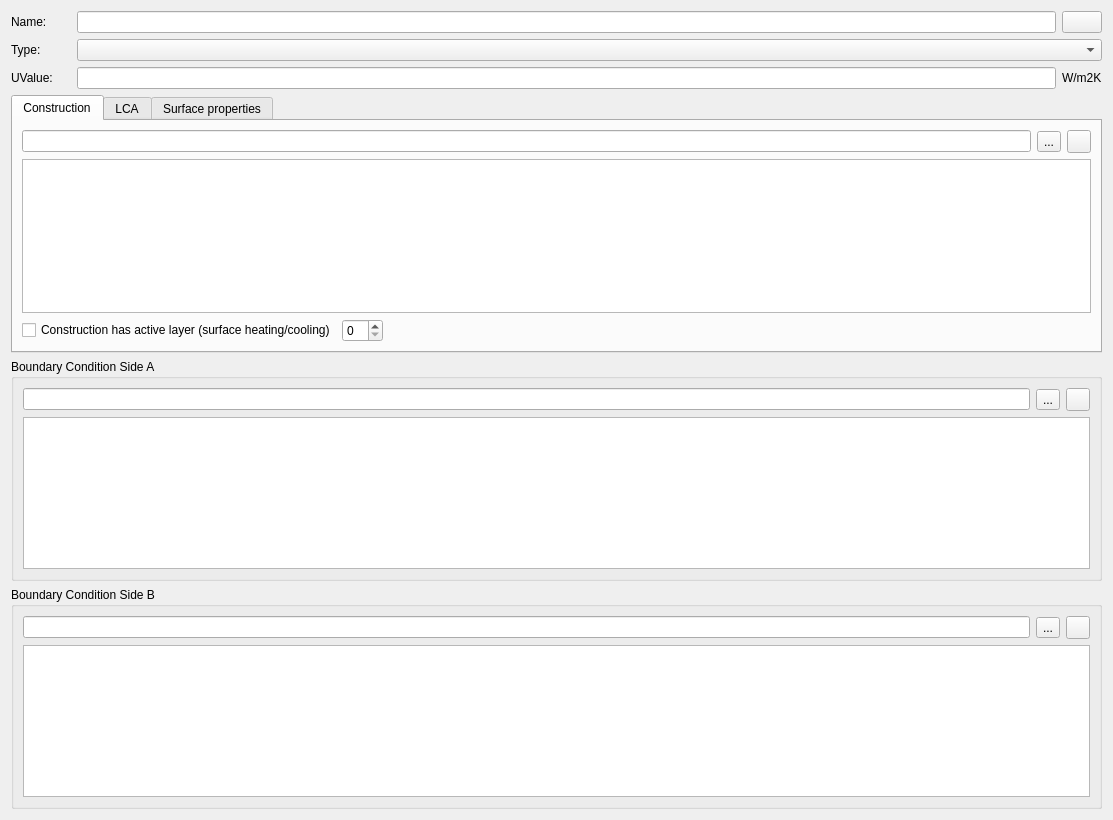
Old version of the form SIM-VICUS/src/SVDBComponentEditWidget.ui in the repository ghorwin/SIM-VICUS.
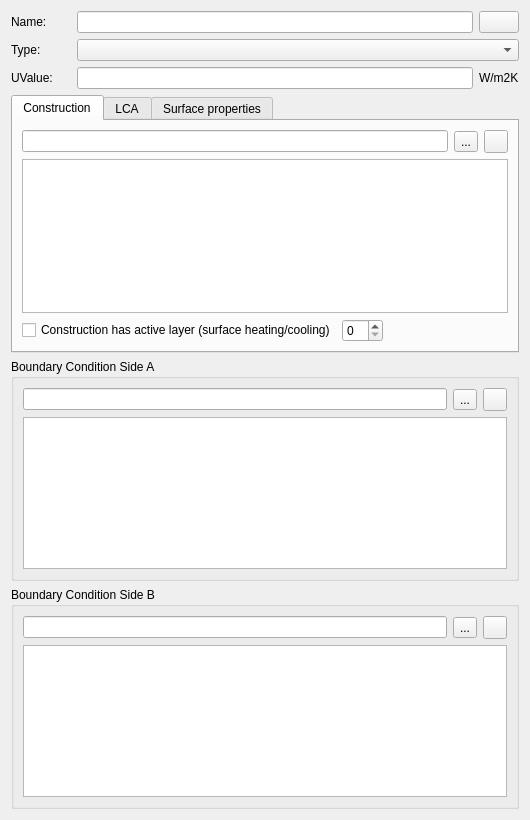
New version of the form. Icons and pictures are not drawn. Custom widgets are drawn as their Qt base class.

Commit message: Fixed #282 (Component Database text not readable)

What changed in the file:
```diff
--- a/SIM-VICUS/src/SVDBComponentEditWidget.ui
+++ b/SIM-VICUS/src/SVDBComponentEditWidget.ui
@@ -6,12 +6,15 @@
    <rect>
     <x>0</x>
     <y>0</y>
-    <width>1113</width>
+    <width>530</width>
     <height>820</height>
    </rect>
   </property>
-  <property name="windowTitle">
-   <string>Form</string>
+  <property name="sizePolicy">
+   <sizepolicy hsizetype="Minimum" vsizetype="Preferred">
+    <horstretch>0</horstretch>
+    <verstretch>0</verstretch>
+   </sizepolicy>
   </property>
   <layout class="QVBoxLayout" name="masterLayout">
    <item>
@@ -139,7 +142,7 @@
            </property>
            <property name="sizeHint" stdset="0">
             <size>
-             <width>40</width>
+             <width>0</width>
              <height>20</height>
             </size>
            </property>
```
The commit also changes 1 other file.
